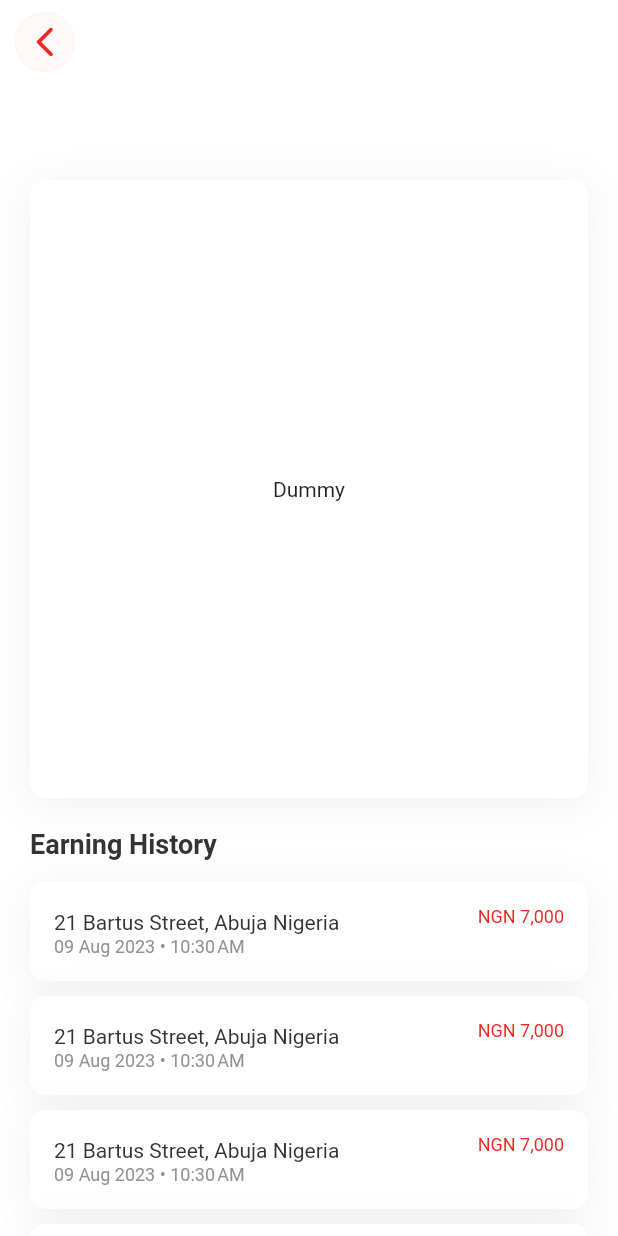
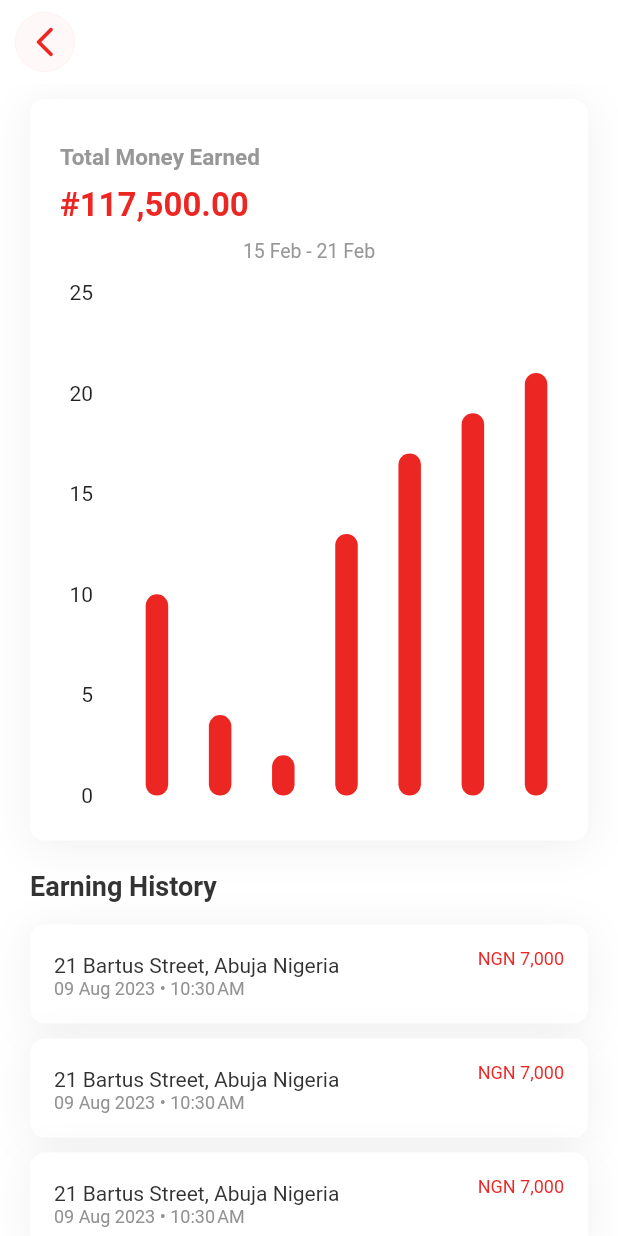
Before and after one commit to bomach-group-company/benji_rider, a Flutter app: the Earning screen opened directly, on a phone screen of 412 x 824 dp. Run offline on Flutter 3.47's test engine with Material 2 defaults, Android fonts, the phone set to English and light mode, and no system bars; drawn by our look-alikes of fl_chart; our stand-ins replace firebase_auth, flutter_layout_grid, flutter_pw_validator, flutter_spinkit, get, google_fonts and 3 more; accounts and stored records are empty; Roboto replaces fonts that are missing (Overpass, Sen); project files that could hold a hidden picture were left out.

Commit message:
added bar chart to earning page

```diff
--- a/lib/app/earning/earning.dart
+++ b/lib/app/earning/earning.dart
@@ -1,9 +1,9 @@
+import 'package:fl_chart/fl_chart.dart';
 import 'package:flutter/material.dart';
 import 'package:get/route_manager.dart';
 
 import '../../src/providers/constants.dart';
 import '../../src/widget/responsive/reponsive_width.dart';
-import '../../src/widget/responsive/responsive_width_appbar.dart';
 import '../../theme/colors.dart';
 
 class Earning extends StatelessWidget {
@@ -15,8 +15,7 @@ class Earning extends StatelessWidget {
     String formattedDateTime = formatDateAndTime(now);
     return Scaffold(
       backgroundColor: kPrimaryColor,
-      appBar: MyResponsiveWidthAppbar(
-        child: AppBar(
+      appBar: AppBar(
         elevation: 0,
         automaticallyImplyLeading: false,
         titleSpacing: kDefaultPadding / 2,
@@ -52,17 +51,19 @@ class Earning extends StatelessWidget {
           ),
         ),
       ),
-      ),
       body: SafeArea(
         child: SingleChildScrollView(
           physics: const BouncingScrollPhysics(),
           child: MyResponsiveWidth(
             child: Column(
               children: [
-                const SizedBox(height: kDefaultPadding),
-                const SizedBox(height: kDefaultPadding),
+                const SizedBox(height: kDefaultPadding * 0.5),
                 Container(
-                  height: MediaQuery.of(context).size.height * 0.5,
+                  padding: EdgeInsets.symmetric(
+                    vertical: 30,
+                    horizontal: 0,
+                  ),
+                  height: MediaQuery.of(context).size.height * 0.6,
                   width: double.infinity,
                   margin:
                       const EdgeInsets.symmetric(horizontal: kDefaultPadding),
@@ -78,7 +79,123 @@ class Earning extends StatelessWidget {
                       )
                     ],
                   ),
-                  child: const Center(child: Text('Dummy')),
+                  child: Column(
+                    mainAxisAlignment: MainAxisAlignment.start,
+                    crossAxisAlignment: CrossAxisAlignment.start,
+                    children: [
+                      Container(
+                        padding:
+                            EdgeInsets.only(left: 20, right: 20, bottom: 20),
+                        child: Column(
+                          mainAxisAlignment: MainAxisAlignment.start,
+                          crossAxisAlignment: CrossAxisAlignment.start,
+                          children: [
+                            Text(
+                              'Total Money Earned',
+                              textAlign: TextAlign.center,
+                              style: TextStyle(
+                                color: Color(0xFF979797),
+                                fontSize: 15,
+                                fontFamily: 'Overpass',
+                                fontWeight: FontWeight.w600,
+                              ),
+                            ),
+                            kHalfSizedBox,
+                            Text(
+                              '#117,500.00',
+                              textAlign: TextAlign.right,
+                              style: TextStyle(
+                                color: Color(0xFFEC2623),
+                                fontSize: 22,
+                                fontFamily: 'Sen',
+                                fontWeight: FontWeight.w700,
+                              ),
+                            ),
+                            kHalfSizedBox,
+                            Row(
+                              mainAxisAlignment: MainAxisAlignment.center,
+                              children: [
+                                Text(
+                                  '15 Feb - 21 Feb',
+                                  textAlign: TextAlign.center,
+                                  style: TextStyle(
+                                    color: Color(0xFF979797),
+                                    fontSize: 13,
+                                    fontFamily: 'Sen',
+                                    fontWeight: FontWeight.w400,
+                                  ),
+                                )
+                              ],
+                            )
+                          ],
+                        ),
+                      ),
+                      Expanded(
+                        child: BarChart(
+                          BarChartData(
+                            titlesData: FlTitlesData(
+                              leftTitles: AxisTitles(
+                                  sideTitles: SideTitles(
+                                reservedSize: 50,
+                                interval: 5,
+                                showTitles: true,
+                              )),
+                              topTitles: AxisTitles(
+                                  sideTitles: SideTitles(showTitles: false)),
+                              bottomTitles: AxisTitles(
+                                  sideTitles: SideTitles(showTitles: false)),
+                              rightTitles: AxisTitles(
+                                  sideTitles: SideTitles(showTitles: false)),
+                            ),
+                            maxY: 25,
+                            minY: 0,
+                            gridData: FlGridData(show: false),
+                            borderData: FlBorderData(
+                                show: false,
+                                border: const Border(
+                                  top: BorderSide.none,
+                                  right: BorderSide.none,
+                                  left: BorderSide(width: 1),
+                                  bottom: BorderSide(width: 1),
+                                )),
+                            groupsSpace: 10,
+
+                            // add bars
+                            barGroups: [
+                              BarChartGroupData(x: 1, barRods: [
+                                BarChartRodData(
+                                    toY: 10, width: 15, color: kAccentColor),
+                              ]),
+                              BarChartGroupData(x: 3, barRods: [
+                                BarChartRodData(
+                                    toY: 4, width: 15, color: kAccentColor),
+                              ]),
+                              BarChartGroupData(x: 4, barRods: [
+                                BarChartRodData(
+                                    toY: 2, width: 15, color: kAccentColor),
+                              ]),
+                              BarChartGroupData(x: 5, barRods: [
+                                BarChartRodData(
+                                    toY: 13, width: 15, color: kAccentColor),
+                              ]),
+                              BarChartGroupData(x: 6, barRods: [
+                                BarChartRodData(
+                                    toY: 17, width: 15, color: kAccentColor),
+                              ]),
+                              BarChartGroupData(x: 7, barRods: [
+                                BarChartRodData(
+                                    toY: 19, width: 15, color: kAccentColor),
+                              ]),
+                              BarChartGroupData(x: 8, barRods: [
+                                BarChartRodData(
+                                    toY: 21, width: 15, color: kAccentColor),
+                              ]),
+                            ],
+                          ),
+                        ),
+                      ),
+                    ],
+                  ),
                 ),
                 const SizedBox(height: kDefaultPadding),
                 Container(
--- a/lib/main.dart
+++ b/lib/main.dart
@@ -1,8 +1,8 @@
+import 'package:benji_rider/app/dashboard/dashboard.dart';
 import 'package:flutter/material.dart';
 import 'package:flutter/services.dart';
 import 'package:get/route_manager.dart';
 
-import 'app/dashboard/dashboard.dart';
 import 'theme/app_theme.dart';
 import 'theme/colors.dart';
 
--- a/pubspec.yaml
+++ b/pubspec.yaml
@@ -25,6 +25,7 @@ dependencies:
   firebase_auth: ^4.7.2
   intl: ^0.18.1
   flutter_layout_grid: ^1.0.3
+  fl_chart: ^0.63.0
 
 dev_dependencies:
   flutter_test:
```
Also changed, not shown: pubspec.lock, 1 other file. Lines whose indentation alone changed are shown as unchanged.
